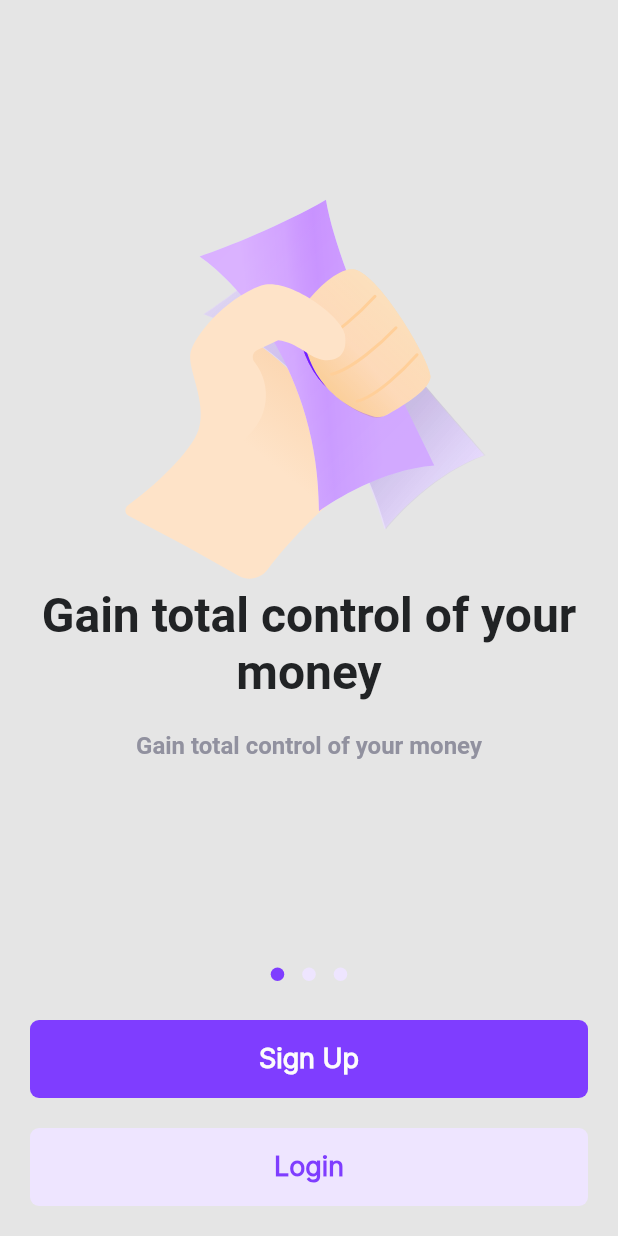
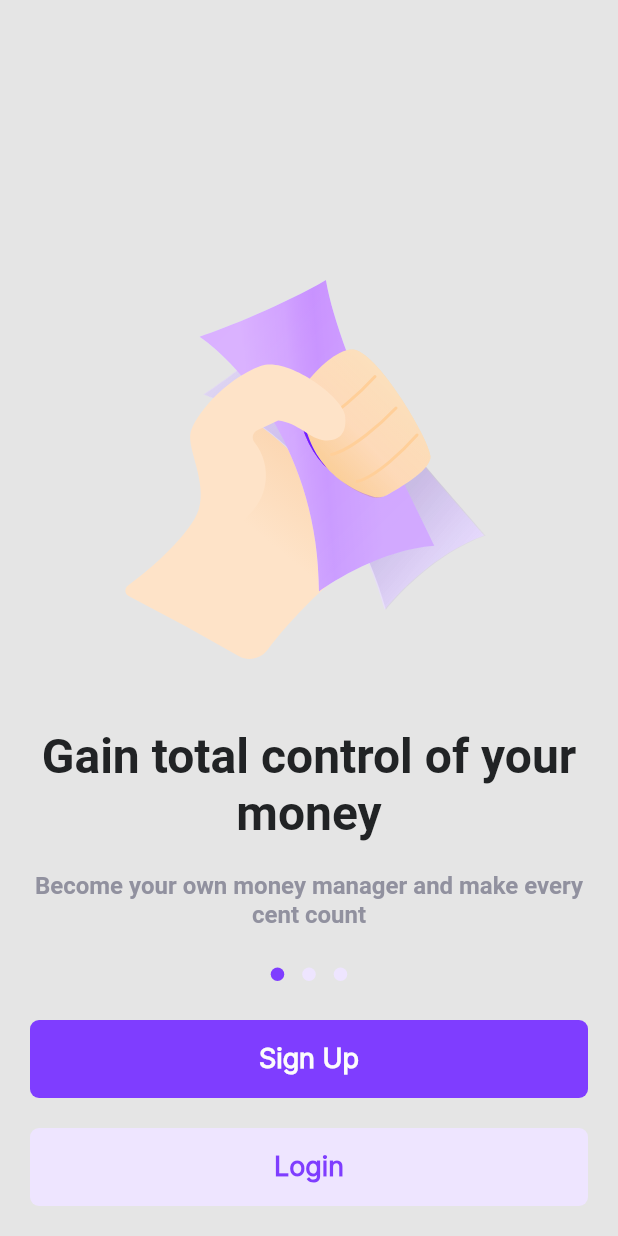
Before and after one commit to lexican/ajopay, a Flutter app: the screen it shows after launch, on a phone screen of 412 x 824 dp. Run offline on Flutter 3.47's test engine with Material 2 defaults, Android fonts, the light colour scheme and no system bars; drawn by our look-alikes of dots_indicator; our stand-ins replace flutter_svg.

```diff
--- a/lib/screens/onboarding/onboarding.dart
+++ b/lib/screens/onboarding/onboarding.dart
@@ -1,3 +1,4 @@
+import 'package:ajopay/screens/auth/sign_in.dart';
 import 'package:ajopay/utils/utils.dart';
 import 'package:ajopay/widgets/app_button/app_button.dart';
 import 'package:ajopay/widgets/onboarding_card/onboarding_card.dart';
@@ -22,15 +23,22 @@ class _OnBoardingState extends State<OnBoarding> {
     });
   }
 
+  void navigateToLogin() {
+    Navigator.push(context, MaterialPageRoute(builder: (context) => SignIn()));
+  }
+
+    void navigateToRegister() {
+    Navigator.push(context, MaterialPageRoute(builder: (context) => SignIn()));
+  }
+
   @override
   Widget build(BuildContext context) {
     var size = MediaQuery.of(context).size;
     return Scaffold(
       body: SafeArea(
-        child: Container(
+        child: SizedBox(
           height: size.height,
           width: size.width,
-          padding: const EdgeInsets.symmetric(horizontal: 20),
           child: Column(
             children: [
               const SizedBox(
@@ -78,19 +86,25 @@ class _OnBoardingState extends State<OnBoarding> {
               const SizedBox(
                 height: 20,
               ),
-              AppButton(
-                  onPressed: () {},
+              Padding(
+                padding: const EdgeInsets.symmetric(horizontal: 20),
+                child: AppButton(
+                    onPressed: navigateToLogin,
                     textColor: baseLightColor,
                     buttonColor: primaryColor,
                     buttonText: "Sign Up"),
+              ),
               const SizedBox(
                 height: 20,
               ),
-              AppButton(
-                  onPressed: () {},
+              Padding(
+                padding: const EdgeInsets.symmetric(horizontal: 20),
+                child: AppButton(
+                    onPressed: navigateToLogin,
                     textColor: primaryColor,
                     buttonColor: greyColor,
                     buttonText: "Login"),
+              ),
               const SizedBox(
                 height: 20,
               ),
--- a/lib/widgets/onboarding_card/onboarding_card.dart
+++ b/lib/widgets/onboarding_card/onboarding_card.dart
@@ -15,11 +15,16 @@ class OnBoardingCard extends StatelessWidget {
 
   @override
   Widget build(BuildContext context) {
-    return Column(
-      mainAxisAlignment: MainAxisAlignment.center,
+    return Padding(
+      padding: const EdgeInsets.symmetric(horizontal: 20),
+      child: Column(
+        mainAxisAlignment: MainAxisAlignment.end,
         crossAxisAlignment: CrossAxisAlignment.center,
         children: [
           SvgPicture.asset(assetImage),
+          const SizedBox(
+            height: 40,
+          ),
           Text(
             title,
             textAlign: TextAlign.center,
@@ -30,12 +35,15 @@ class OnBoardingCard extends StatelessWidget {
             height: 20,
           ),
           Text(
-          title,
+            description,
             textAlign: TextAlign.center,
             style: const TextStyle(
-              color: baseBlackLight, fontSize: 16, fontWeight: FontWeight.w700),
+                color: baseBlackLight,
+                fontSize: 16,
+                fontWeight: FontWeight.w700),
           ),
         ],
+      ),
     );
   }
 }
--- a/pubspec.yaml
+++ b/pubspec.yaml
@@ -59,11 +59,12 @@ flutter:
   # the material Icons class.
   uses-material-design: true
 
-  # To add assets to your application, add an assets section, like this:
+  # To add assets to your application, add an assets section, ylike this:
   assets:
     - assets/svg/onboarding_icon_1.svg
     - assets/svg/onboarding_icon_2.svg
     - assets/svg/onboarding_icon_3.svg
+
 
   # An image asset can refer to one or more resolution-specific "variants", see
   # https://flutter.dev/assets-and-images/#resolution-aware.
```
Also changed, not shown: lib/screens/auth/sign_in.dart (added, +44 -0 lines), assets/svg/back_arrow.svg (added). Lines whose indentation alone changed are shown as unchanged.
